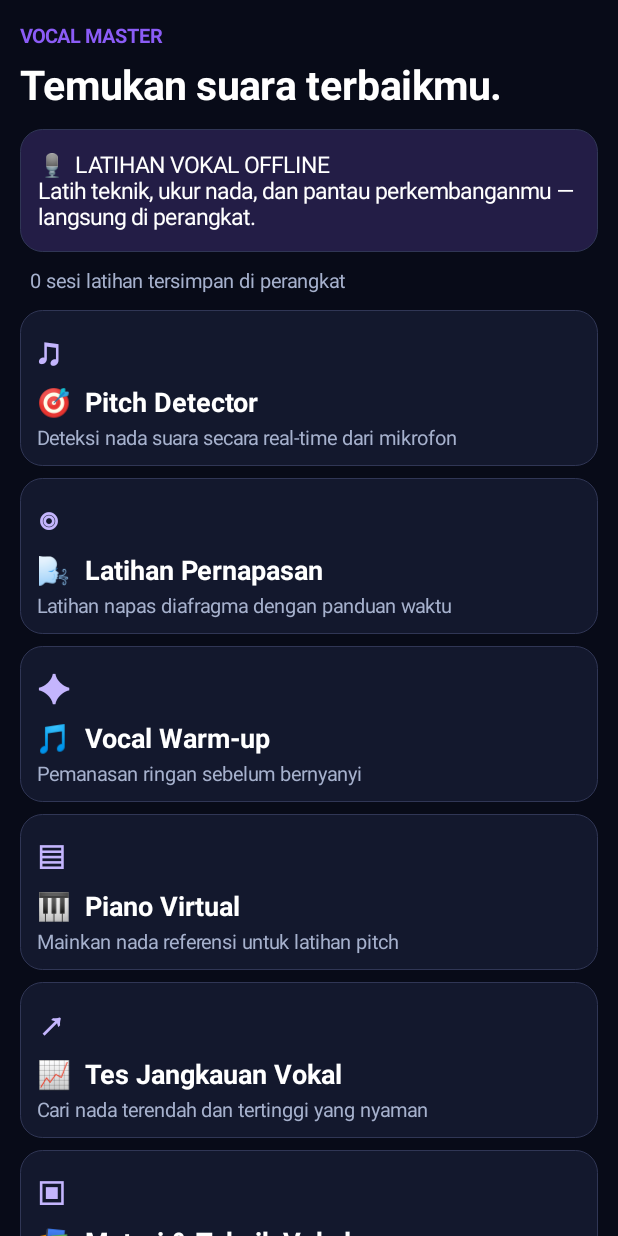
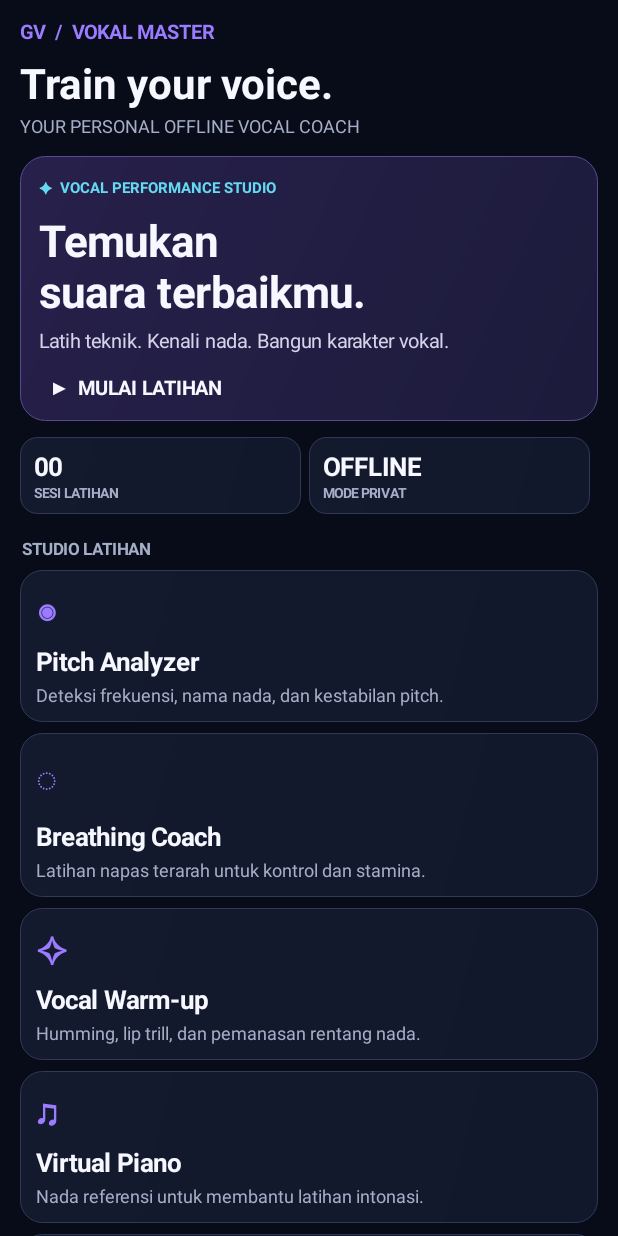
Before and after one commit to akiura1303/vocal-master-offline, an Android app: the screen it shows after launch (MainActivity), on a phone screen of 412 x 824 dp. Run offline under Robolectric (Android 15) with nearby library versions, the phone set to English and light mode, and no system bars.

Commit message:
Redesign GV Vokal Master premium UI

```diff
--- a/app/src/main/java/id/vocalmaster/offline/MainActivity.java
+++ b/app/src/main/java/id/vocalmaster/offline/MainActivity.java
@@ -3,159 +3,95 @@ package id.vocalmaster.offline;
 import android.Manifest;
 import android.app.Activity;
 import android.content.pm.PackageManager;
-import android.media.AudioFormat;
-import android.media.AudioRecord;
-import android.media.AudioTrack;
-import android.media.MediaRecorder;
-import android.os.Build;
+import android.graphics.Color;
+import android.graphics.Typeface;
+import android.graphics.drawable.GradientDrawable;
+import android.media.*;
 import android.os.Bundle;
 import android.os.Handler;
 import android.os.Looper;
 import android.view.Gravity;
 import android.view.View;
 import android.widget.*;
-import android.graphics.Typeface;
-import android.graphics.Color;
-import android.graphics.drawable.GradientDrawable;
 import java.util.Locale;
 
 public class MainActivity extends Activity {
-    private final int bg = Color.rgb(8,11,24), panel = Color.rgb(19,24,45), purple = Color.rgb(139,92,246), white = Color.WHITE, muted = Color.rgb(166,177,205);
-    private LinearLayout root, content;
-    private TextView pitchText, noteText, statusText;
-    private AudioRecord recorder;
-    private volatile boolean listening = false;
-    private Thread audioThread;
-    private final Handler handler = new Handler(Looper.getMainLooper());
-    private int sessions = 0;
+    private final int bg=0xFF080B18, panel=0xFF141A2E, panel2=0xFF1C2340, purple=0xFF9B7BFF, cyan=0xFF66D9F2, white=0xFFF7F7FF, muted=0xFFA5AEC8;
+    private LinearLayout page, body;
+    private TextView hzView,noteView,statusView;
+    private AudioRecord recorder; private volatile boolean listening=false; private Thread audioThread;
+    private final Handler handler=new Handler(Looper.getMainLooper());
+    private int sessions=0;
 
-    @Override public void onCreate(Bundle state) {
-        super.onCreate(state);
-        getWindow().setStatusBarColor(bg); getWindow().setNavigationBarColor(bg);
-        showHome();
+    @Override public void onCreate(Bundle b){super.onCreate(b);getWindow().setStatusBarColor(bg);getWindow().setNavigationBarColor(bg);home();}
+    private GradientDrawable shape(int c,int r,int stroke){GradientDrawable d=new GradientDrawable(GradientDrawable.Orientation.TL_BR,new int[]{c,blend(c,0xFF11162B)});d.setCornerRadius(r);d.setStroke(1,stroke);return d;}
+    private int blend(int a,int b){return Color.rgb((Color.red(a)+Color.red(b))/2,(Color.green(a)+Color.green(b))/2,(Color.blue(a)+Color.blue(b))/2);}
+    private TextView txt(String s,int size,int color,boolean bold){TextView t=new TextView(this);t.setText(s);t.setTextSize(size);t.setTextColor(color);if(bold)t.setTypeface(Typeface.DEFAULT,Typeface.BOLD);return t;}
+    private LinearLayout col(){LinearLayout l=new LinearLayout(this);l.setOrientation(1);return l;}
+    private void startPage(String title,String eyebrow){
+        stopMic();page=col();page.setBackgroundColor(bg);ScrollView sc=new ScrollView(this);sc.setFillViewport(true);body=col();body.setPadding(20,18,20,28);sc.addView(body);page.addView(sc);setContentView(page);
+        TextView brand=txt("GV  /  VOKAL MASTER",13,purple,true);body.addView(brand);
+        TextView head=txt(title,28,white,true);head.setPadding(0,9,0,2);body.addView(head);
+        TextView sub=txt(eyebrow,12,muted,false);sub.setPadding(0,0,0,18);body.addView(sub);
     }
-    private GradientDrawable shape(int color, int radius) {
-        GradientDrawable d = new GradientDrawable(); d.setColor(color); d.setCornerRadius(radius); d.setStroke(1, Color.rgb(48,54,85)); return d;
+    private void label(String s){TextView t=txt(s.toUpperCase(Locale.ROOT),11,muted,true);t.setPadding(2,16,2,10);body.addView(t);}
+    private void card(String icon,String title,String desc,Runnable run){
+        LinearLayout c=col();c.setPadding(16,15,16,15);c.setBackground(shape(panel,22,0xFF303956));
+        TextView ic=txt(icon,24,purple,true);c.addView(ic);TextView h=txt(title,17,white,true);h.setPadding(0,9,0,4);c.addView(h);c.addView(txt(desc,12,muted,false));
+        c.setOnClickListener(v->run.run());LinearLayout.LayoutParams p=new LinearLayout.LayoutParams(-1,-2);p.bottomMargin=11;body.addView(c,p);
     }
-    private TextView text(String s, int size, int color, boolean bold) {
-        TextView t = new TextView(this); t.setText(s); t.setTextSize(size); t.setTextColor(color);
-        if (bold) t.setTypeface(Typeface.DEFAULT, Typeface.BOLD);
-        return t;
+    private void action(String s,Runnable r){TextView b=txt(s,14,white,true);b.setGravity(Gravity.CENTER);b.setPadding(15,15,15,15);b.setBackground(shape(purple,18,0xFFBBA9FF));LinearLayout.LayoutParams p=new LinearLayout.LayoutParams(-1,-2);p.bottomMargin=10;body.addView(b,p);b.setOnClickListener(v->r.run());}
+    private void home(){
+        startPage("Train your voice.","YOUR PERSONAL OFFLINE VOCAL COACH");
+        LinearLayout hero=col();hero.setPadding(19,20,19,20);hero.setBackground(shape(0xFF27204B,25,0xFF594A91));
+        TextView pill=txt("✦  VOCAL PERFORMANCE STUDIO",10,cyan,true);hero.addView(pill);
+        TextView h=txt("Temukan\nsuara terbaikmu.",29,white,true);h.setPadding(0,13,0,7);hero.addView(h);
+        hero.addView(txt("Latih teknik. Kenali nada. Bangun karakter vokal.",13,0xFFD5D2EA,false));
+        TextView start=txt("  ▶  MULAI LATIHAN",13,white,true);start.setPadding(0,20,0,0);hero.addView(start);body.addView(hero);
+        LinearLayout stats=new LinearLayout(this);stats.setPadding(0,16,0,7);
+        stats.addView(stat("0"+sessions,"SESI LATIHAN"));stats.addView(stat("OFFLINE","MODE PRIVAT"));body.addView(stats);
+        label("Studio latihan");
+        card("◉","Pitch Analyzer","Deteksi frekuensi, nama nada, dan kestabilan pitch.",this::tuner);
+        card("◌","Breathing Coach","Latihan napas terarah untuk kontrol dan stamina.",()->exercise("Breathing Coach","Tarik napas lembut 4 hitungan. Tahan 2 hitungan, lalu hembuskan 6 hitungan.",4,2,6));
+        card("✧","Vocal Warm-up","Humming, lip trill, dan pemanasan rentang nada.",()->exercise("Vocal Warm-up","Mulai humming ringan, lanjut lip trill, lalu siren lembut. Jangan memaksa tenggorokan.",4,2,5));
+        card("♫","Virtual Piano","Nada referensi untuk membantu latihan intonasi.",this::piano);
+        card("⌁","Vocal Range Test","Eksplorasi nada rendah dan tinggi yang nyaman.",this::range);
+        card("▤","Vocal Academy","Materi teknik vokal dari dasar hingga lanjutan.",this::lessons);
+        label("Informasi");
+        TextView credit=txt("GV Vokal Master  •  By Rakana\nDibuat untuk latihan vokal offline. Audio diproses langsung di perangkat.",11,muted,false);credit.setGravity(Gravity.CENTER);credit.setPadding(8,14,8,10);body.addView(credit);
     }
-    private LinearLayout column() { LinearLayout l = new LinearLayout(this); l.setOrientation(LinearLayout.VERTICAL); return l; }
-    private void base(String subtitle) {
-        root = column(); root.setBackgroundColor(bg);
-        ScrollView scroll = new ScrollView(this); scroll.setFillViewport(true);
-        content = column(); content.setPadding(20,22,20,30);
-        scroll.addView(content); root.addView(scroll); setContentView(root);
-        content.addView(text("VOCAL MASTER", 13, purple, true));
-        TextView sub = text(subtitle, 27, white, true); sub.setPadding(0,8,0,18); content.addView(sub);
+    private View stat(String value,String caption){LinearLayout box=col();box.setPadding(14,12,14,12);box.setBackground(shape(panel,17,0xFF303956));TextView v=txt(value,17,white,true);box.addView(v);box.addView(txt(caption,9,muted,true));LinearLayout.LayoutParams p=new LinearLayout.LayoutParams(0,-2,1);p.setMargins(0,0,8,0);box.setLayoutParams(p);return box;}
+    private void tuner(){
+        startPage("Pitch Analyzer","REAL-TIME VOICE ANALYSIS");
+        LinearLayout meter=col();meter.setGravity(Gravity.CENTER);meter.setPadding(15,28,15,28);meter.setBackground(shape(0xFF171C35,25,0xFF48406F));
+        meter.addView(txt("LIVE FREQUENCY",10,muted,true));hzView=txt("--.-",54,white,true);hzView.setPadding(0,10,0,0);meter.addView(hzView);
+        noteView=txt("Hz  •  Menunggu suara",17,purple,true);meter.addView(noteView);statusView=txt("Nyalakan deteksi lalu nyanyikan satu nada stabil.",12,muted,false);statusView.setGravity(Gravity.CENTER);statusView.setPadding(10,14,10,0);meter.addView(statusView);body.addView(meter);
+        label("Kontrol");action("▶  MULAI DETEKSI",this::startMic);action("■  BERHENTI",this::stopMic);action("←  KEMBALI KE MENU",this::home);
     }
-    private void card(String title, String desc, String symbol, Runnable action) {
-        LinearLayout c = column(); c.setPadding(17,15,17,15); c.setBackground(shape(panel,22));
-        TextView icon = text(symbol,25,Color.rgb(196,181,253),true); c.addView(icon);
-        TextView h = text(title,18,white,true); h.setPadding(0,7,0,4); c.addView(h);
-        c.addView(text(desc,13,muted,false));
-        c.setOnClickListener(v -> action.run());
-        LinearLayout.LayoutParams p = new LinearLayout.LayoutParams(-1,-2); p.bottomMargin=12; content.addView(c,p);
+    private void startMic(){
+        if(listening)return;
+        if(checkSelfPermission(Manifest.permission.RECORD_AUDIO)!=PackageManager.PERMISSION_GRANTED){requestPermissions(new String[]{Manifest.permission.RECORD_AUDIO},77);return;}
+        int sr=44100,min=AudioRecord.getMinBufferSize(sr,AudioFormat.CHANNEL_IN_MONO,AudioFormat.ENCODING_PCM_16BIT);
+        try{recorder=new AudioRecord(MediaRecorder.AudioSource.MIC,sr,AudioFormat.CHANNEL_IN_MONO,AudioFormat.ENCODING_PCM_16BIT,Math.max(min,8192));recorder.startRecording();}catch(Exception e){statusView.setText("Mikrofon tidak dapat diakses.");return;}
+        listening=true;statusView.setText("Mendengarkan suara…");
+        audioThread=new Thread(()->{short[] data=new short[4096];while(listening){AudioRecord r=recorder;if(r==null)break;int n;try{n=r.read(data,0,data.length);}catch(Exception e){break;}if(n>1024){double f=detect(data,n,sr);if(f>55&&f<1200){final double hz=f;final String note=noteName(f);handler.post(()->{if(hzView!=null){hzView.setText(String.format(Locale.US,"%.1f",hz));noteView.setText(note);}});}}}});audioThread.start();
     }
-    private void button(String label, Runnable action) {
-        TextView b = text(label,15,white,true); b.setGravity(Gravity.CENTER); b.setPadding(16,15,16,15); b.setBackground(shape(purple,18));
-        LinearLayout.LayoutParams p = new LinearLayout.LayoutParams(-1,-2); p.bottomMargin=10; content.addView(b,p); b.setOnClickListener(v -> action.run());
+    private double detect(short[] x,int n,int sr){double rms=0;for(int i=0;i<n;i++)rms+=(double)x[i]*x[i];if(Math.sqrt(rms/n)<250)return 0;int best=0;double peak=0;for(int lag=sr/1200;lag<=Math.min(sr/55,n/2);lag++){double sum=0;for(int i=0;i<n-lag;i+=4)sum+=(double)x[i]*x[i+lag];if(sum>peak){peak=sum;best=lag;}}return best>0?(double)sr/best:0;}
+    private String noteName(double f){String[] ns={"C","C♯","D","D♯","E","F","F♯","G","G♯","A","A♯","B"};double m=69+12*Math.log(f/440)/Math.log(2);int midi=(int)Math.round(m),c=(int)Math.round((m-midi)*100);return ns[(midi%12+12)%12]+" "+(midi/12-1)+"   "+(c>=0?"+":"")+c+" cents";}
+    private void stopMic(){listening=false;AudioRecord old=recorder;recorder=null;if(old!=null){try{old.stop();}catch(Exception ignored){}try{old.release();}catch(Exception ignored){}}audioThread=null;}
+    @Override public void onRequestPermissionsResult(int r,String[] p,int[] g){super.onRequestPermissionsResult(r,p,g);if(r==77&&g.length>0&&g[0]==PackageManager.PERMISSION_GRANTED)startMic();else if(r==77&&statusView!=null)statusView.setText("Izin mikrofon dibutuhkan.");}
+    private void exercise(String title,String guide,int inhale,int hold,int exhale){
+        startPage(title,"GUIDED VOCAL SESSION");card("✦","Panduan latihan",guide,()->{});TextView timer=txt("READY",36,purple,true);timer.setGravity(Gravity.CENTER);timer.setPadding(0,28,0,28);body.addView(timer);
+        action("MULAI 1 PUTARAN",()->{timer.setText("TARIK  "+inhale+"s");handler.postDelayed(()->timer.setText("TAHAN  "+hold+"s"),inhale*1000L);handler.postDelayed(()->timer.setText("HEMBUS  "+exhale+"s"),(inhale+hold)*1000L);handler.postDelayed(()->{timer.setText("SELESAI  ✓");sessions++;},(inhale+hold+exhale)*1000L);});action("KEMBALI",this::home);
     }
-    private void showHome() {
-        stopTuner(); base("Temukan suara terbaikmu.");
-        TextView hero = text("🎙️  LATIHAN VOKAL OFFLINE\nLatih teknik, ukur nada, dan pantau perkembanganmu — langsung di perangkat.",15,white,false);
-        hero.setPadding(18,20,18,20); hero.setBackground(shape(Color.rgb(35,29,70),22)); content.addView(hero);
-        TextView stats = text("  "+sessions+" sesi latihan tersimpan di perangkat",13,muted,false); stats.setPadding(0,15,0,16); content.addView(stats);
-        card("🎯  Pitch Detector","Deteksi nada suara secara real-time dari mikrofon","♫",this::showTuner);
-        card("🌬️  Latihan Pernapasan","Latihan napas diafragma dengan panduan waktu","◎",()->showExercise("Latihan Pernapasan","Tarik napas perlahan melalui hidung selama 4 hitungan. Tahan 2 hitungan, lalu hembuskan selama 6 hitungan.",4,2,6));
-        card("🎵  Vocal Warm-up","Pemanasan ringan sebelum bernyanyi","✦",()->showExercise("Vocal Warm-up","Mulai dengan humming lembut, lanjut lip trill, lalu naikkan nada secara bertahap. Jangan memaksakan tenggorokan.",3,3,5));
-        card("🎹  Piano Virtual","Mainkan nada referensi untuk latihan pitch","▤",this::showPiano);
-        card("📈  Tes Jangkauan Vokal","Cari nada terendah dan tertinggi yang nyaman","↗",this::showRange);
-        card("📚  Materi & Teknik Vokal","Dasar sampai lanjutan: resonansi, register, vibrato","▣",this::showLessons);
-        content.addView(text("Semua fitur inti berjalan offline. Audio mikrofon diproses di perangkat.",12,muted,false));
+    private void piano(){
+        startPage("Virtual Piano","REFERENCE NOTES • 4TH OCTAVE");label("Pilih nada");
+        String[] names={"C4","D4","E4","F4","G4","A4","B4","C5"};int[] semis={0,2,4,5,7,9,11,12};
+        for(int i=0;i<names.length;i++){final int midi=60+semis[i];TextView key=txt(names[i]+"     ♫",17,white,true);key.setGravity(Gravity.CENTER);key.setPadding(10,17,10,17);key.setBackground(shape(0xFF252B43,13,0xFF555E80));LinearLayout.LayoutParams p=new LinearLayout.LayoutParams(-1,-2);p.bottomMargin=7;body.addView(key,p);key.setOnClickListener(v->tone(440*Math.pow(2,(midi-69)/12.0)));}
+        action("KEMBALI",this::home);
     }
-    private void showTuner() {
-        base("Pitch Detector");
-        pitchText=text("-- Hz",48,white,true); pitchText.setGravity(Gravity.CENTER); content.addView(pitchText);
-        noteText=text("Belum ada nada",20,purple,true); noteText.setGravity(Gravity.CENTER); content.addView(noteText);
-        statusText=text("Izinkan mikrofon, lalu mulai bernyanyi dengan nada stabil.",13,muted,false); statusText.setGravity(Gravity.CENTER); statusText.setPadding(0,12,0,20); content.addView(statusText);
-        button("MULAI DETEKSI",()->startTuner()); button("BERHENTI",()->stopTuner()); button("KEMBALI",()->showHome());
-    }
-    private void startTuner() {
-        if (listening) return;
-        if (checkSelfPermission(Manifest.permission.RECORD_AUDIO)!=PackageManager.PERMISSION_GRANTED) {
-            requestPermissions(new String[]{Manifest.permission.RECORD_AUDIO},77); return;
-        }
-        int rate=44100, min=AudioRecord.getMinBufferSize(rate,AudioFormat.CHANNEL_IN_MONO,AudioFormat.ENCODING_PCM_16BIT);
-        if (min<=0) { statusText.setText("Mikrofon tidak tersedia pada perangkat ini."); return; }
-        try { recorder=new AudioRecord(MediaRecorder.AudioSource.MIC,rate,AudioFormat.CHANNEL_IN_MONO,AudioFormat.ENCODING_PCM_16BIT,Math.max(min,8192)); recorder.startRecording(); }
-        catch(Exception e) { statusText.setText("Tidak dapat mengakses mikrofon."); return; }
-        listening=true; statusText.setText("Mendengarkan… nyanyikan satu nada dengan stabil.");
-        audioThread=new Thread(()->{
-            short[] data=new short[4096];
-            while(listening) {
-                int n=recorder.read(data,0,data.length);
-                if(n>1024) { double hz=detect(data,n,rate); if(hz>55 && hz<1200) {
-                    final double f=hz; final String note=noteName(f);
-                    handler.post(()->{ if(pitchText!=null){ pitchText.setText(String.format(Locale.US,"%.1f Hz",f)); noteText.setText(note); }});
-                }}
-            }
-        }); audioThread.start();
-    }
-    private double detect(short[] x,int n,int sr) {
-        double rms=0; for(int i=0;i<n;i++) rms+=(double)x[i]*x[i]; rms=Math.sqrt(rms/n); if(rms<250) return 0;
-        int minLag=sr/1200, maxLag=Math.min(sr/55,n/2), best=0; double bestCorr=0;
-        for(int lag=minLag;lag<=maxLag;lag+=1) { double sum=0; for(int i=0;i<n-lag;i+=3) sum+=(double)x[i]*x[i+lag]; if(sum>bestCorr){bestCorr=sum;best=lag;} }
-        return best>0?(double)sr/best:0;
-    }
-    private String noteName(double hz) {
-        String[] names={"C","C♯","D","D♯","E","F","F♯","G","G♯","A","A♯","B"};
-        int midi=(int)Math.round(69+12*Math.log(hz/440.0)/Math.log(2)); int cents=(int)Math.round((69+12*Math.log(hz/440.0)/Math.log(2)-midi)*100);
-        return names[(midi%12+12)%12]+" "+(midi/12-1)+"   "+(cents>=0?"+":"")+cents+" cents";
-    }
-    private void stopTuner() {
-        listening=false;
-        try { if(recorder!=null){recorder.stop();recorder.release();recorder=null;} } catch(Exception ignored) {}
-        if(audioThread!=null){audioThread=null;}
-    }
-    @Override public void onRequestPermissionsResult(int request,String[] permissions,int[] results) {
-        super.onRequestPermissionsResult(request,permissions,results);
-        if(request==77 && results.length>0 && results[0]==PackageManager.PERMISSION_GRANTED) startTuner();
-        else if(request==77 && statusText!=null) statusText.setText("Izin mikrofon diperlukan untuk deteksi nada.");
-    }
-    private void showExercise(String title,String guide,int inhale,int hold,int exhale) {
-        base(title); content.addView(text(guide,16,white,false));
-        TextView timer=text("Siap berlatih",34,purple,true); timer.setGravity(Gravity.CENTER); timer.setPadding(0,35,0,25); content.addView(timer);
-        button("MULAI 1 PUTARAN",()->{ timer.setText("Tarik napas  "+inhale+" dtk"); handler.postDelayed(()->timer.setText("Tahan  "+hold+" dtk"),inhale*1000L); handler.postDelayed(()->timer.setText("Hembuskan  "+exhale+" dtk"),(inhale+hold)*1000L); handler.postDelayed(()->{timer.setText("Bagus! Satu putaran selesai.");sessions++;},(inhale+hold+exhale)*1000L); });
-        button("KEMBALI",()->showHome());
-    }
-    private void showPiano() {
-        base("Piano Virtual"); content.addView(text("Sentuh nada untuk mendengar referensi pitch.",14,muted,false));
-        String[] names={"C","D","E","F","G","A","B","C5"};
-        for(int i=0;i<names.length;i++){ final int midi=60+(i==7?12:i==6?11:i==5?9:i==4?7:i==3?5:i==2?4:i==1?2:0); button("♪   "+names[i],()->playTone(440*Math.pow(2,(midi-69)/12.0))); }
-        button("KEMBALI",()->showHome());
-    }
-    private void playTone(double hz) {
-        new Thread(()->{ int sr=44100,duration=700,count=sr*duration/1000; short[] samples=new short[count]; for(int i=0;i<count;i++) samples[i]=(short)(Math.sin(2*Math.PI*hz*i/sr)*5000*Math.min(1.0,Math.min(i/500.0,(count-i)/500.0)));
-            AudioTrack t=new AudioTrack.Builder().setAudioAttributes(new android.media.AudioAttributes.Builder().setUsage(android.media.AudioAttributes.USAGE_MEDIA).setContentType(android.media.AudioAttributes.CONTENT_TYPE_MUSIC).build()).setAudioFormat(new AudioFormat.Builder().setSampleRate(sr).setEncoding(AudioFormat.ENCODING_PCM_16BIT).setChannelMask(AudioFormat.CHANNEL_OUT_MONO).build()).setBufferSizeInBytes(count*2).build();
-            t.play(); t.write(samples,0,count); t.stop(); t.release();
-        }).start();
-    }
-    private void showRange() {
-        base("Tes Jangkauan Vokal");
-        content.addView(text("Gunakan Pitch Detector untuk mencoba nada terendah dan tertinggi yang masih nyaman. Jangan memaksa suara atau mengejar nada yang terasa sakit.",16,white,false));
-        card("1. Nada rendah","Mulai dari suara bicara, turunkan perlahan, catat nada stabil terendah.","↓",this::showTuner);
-        card("2. Nada tinggi","Naikkan nada bertahap dengan volume lembut dan tanpa menekan tenggorokan.","↑",this::showTuner);
-        card("3. Evaluasi","Jangkauan nyaman lebih penting daripada nada ekstrem. Ulangi tes di hari berbeda.","✓",()->showExercise("Evaluasi vokal","Catat nada yang terasa paling nyaman dan mudah diulang.",3,2,4));
-        button("KEMBALI",()->showHome());
-    }
-    private void showLessons() {
-        base("Materi & Teknik Vokal");
-        String[][] lessons={{"Postur & napas","Berdiri rileks, bahu tidak terangkat. Rasakan gerak perut dan rusuk bawah saat bernapas."},{"Humming","Tutup bibir dengan ringan, buat dengungan nyaman tanpa menekan rahang."},{"Lip trill","Getarkan bibir dengan aliran udara stabil. Hentikan bila terasa tegang."},{"Chest voice","Latih nada bicara di rentang nyaman. Hindari mendorong volume."},{"Head voice & falsetto","Eksplorasi nada tinggi dengan ringan; jangan memaksa atau menekan leher."},{"Mixed voice","Bangun transisi register secara bertahap dengan latihan vokal ringan."},{"Vibrato","Latih nada panjang yang stabil dan rileks. Vibrato alami tidak perlu digoyang paksa."}};
-        for(String[] l:lessons) card(l[0],l[1],"✧",()->showExercise(l[0],l[1],4,2,6));
-        button("KEMBALI",()->showHome());
-    }
-    @Override protected void onDestroy(){stopTuner();super.onDestroy();}
+    private void tone(double hz){new Thread(()->{int sr=44100,n=sr*650/1000;short[] a=new short[n];for(int i=0;i<n;i++)a[i]=(short)(Math.sin(2*Math.PI*hz*i/sr)*4500*Math.min(1,Math.min(i/400.0,(n-i)/400.0)));AudioTrack t=new AudioTrack.Builder().setAudioAttributes(new AudioAttributes.Builder().setUsage(AudioAttributes.USAGE_MEDIA).setContentType(AudioAttributes.CONTENT_TYPE_MUSIC).build()).setAudioFormat(new AudioFormat.Builder().setSampleRate(sr).setEncoding(AudioFormat.ENCODING_PCM_16BIT).setChannelMask(AudioFormat.CHANNEL_OUT_MONO).build()).setBufferSizeInBytes(n*2).build();try{t.play();t.write(a,0,n);t.stop();}finally{t.release();}}).start();}
+    private void range(){startPage("Vocal Range Test","FIND YOUR COMFORTABLE RANGE");card("01  ↓","Nada terendah","Turunkan nada perlahan dari suara bicara. Catat nada yang stabil dan nyaman.",this::tuner);card("02  ↑","Nada tertinggi","Naikkan nada secara bertahap dengan volume lembut. Jangan menekan leher.",this::tuner);card("03  ✓","Evaluasi","Rentang nyaman lebih penting daripada nada ekstrem. Hentikan jika terasa sakit.",()->exercise("Evaluasi","Catat nada yang paling mudah diulang.",3,2,4));action("KEMBALI",this::home);}
+    private void lessons(){startPage("Vocal Academy","LEARN • PRACTICE • IMPROVE");String[][] data={{"Postur & napas","Berdiri rileks. Bahu tidak terangkat; rasakan gerak rusuk bawah."},{"Humming","Dengungkan nada nyaman dengan bibir tertutup ringan."},{"Lip Trill","Getarkan bibir dengan aliran udara stabil tanpa menegangkan rahang."},{"Chest Voice","Latih nada bicara di rentang nyaman tanpa mendorong volume."},{"Head Voice & Falsetto","Eksplorasi nada tinggi dengan ringan, tanpa menekan leher."},{"Mixed Voice","Latih transisi register bertahap dengan vokal ringan."},{"Vibrato","Pertahankan nada panjang yang stabil dan rileks."}};for(String[] d:data)card("✧",d[0],d[1],()->exercise(d[0],d[1],4,2,6));action("KEMBALI",this::home);}
+    @Override protected void onDestroy(){stopMic();super.onDestroy();}
 }
```
